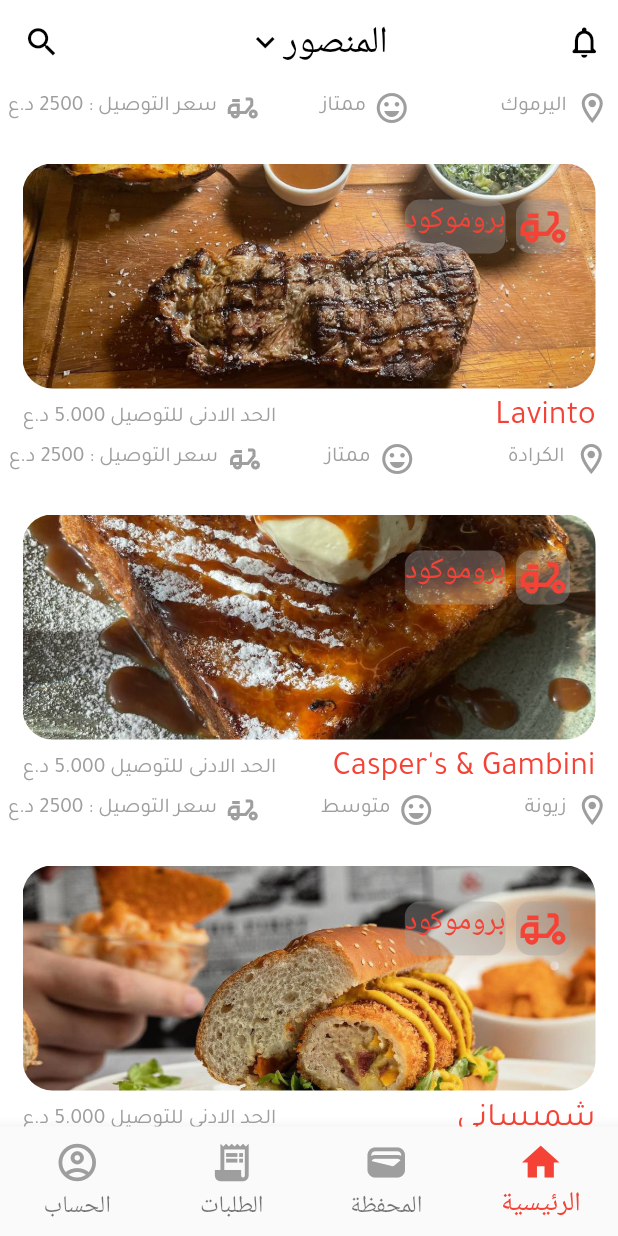
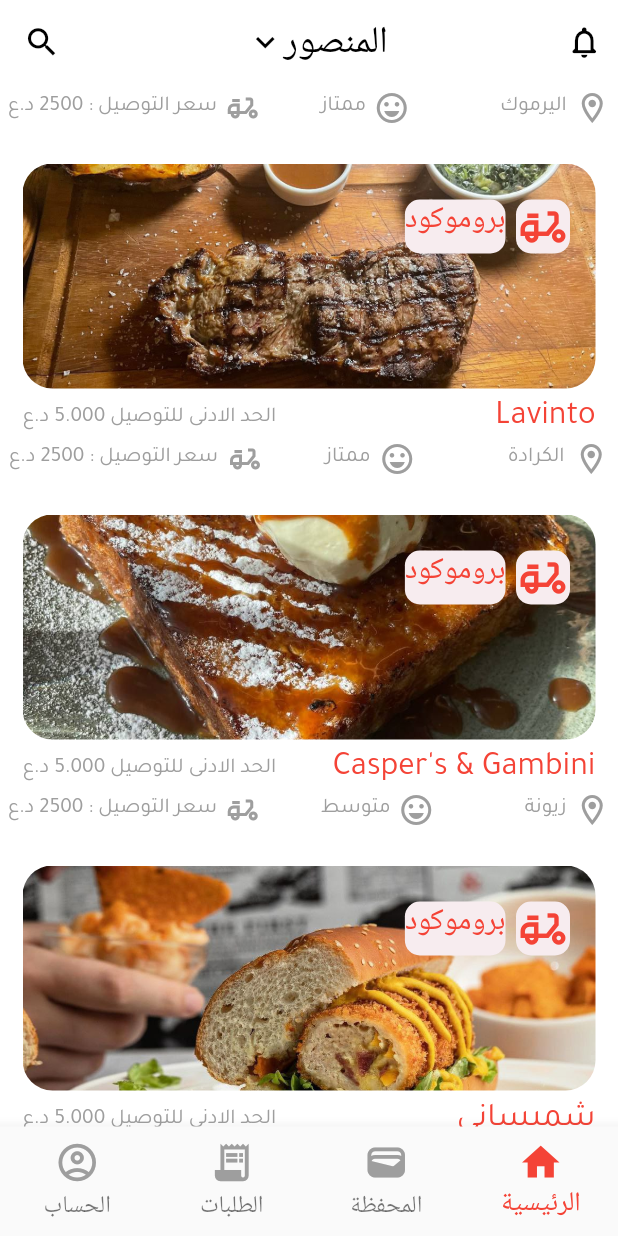
Before and after one commit to saluSelo/Talabatey_clone, a Flutter app: the screen it shows after launch, scrolled down 576 dp, on a phone screen of 412 x 824 dp. Run offline on Flutter 3.47's test engine with Material 2 defaults, Android fonts, the phone set to English and light mode, and no system bars; missing offline and left inert: carousel_images.

Commit message:
change in container color

```diff
--- a/lib/Talabatey/TalabateyHome.dart
+++ b/lib/Talabatey/TalabateyHome.dart
@@ -288,7 +288,7 @@
                     width: 36,
                     height: 36,
                     decoration: BoxDecoration(
-                        color: Colors.grey.withOpacity(0.4),
+                        color: Color(0xFFf7ecef),
                         borderRadius: BorderRadius.circular(10)),
                     child: Icon(
                       Icons.delivery_dining_outlined,
@@ -302,7 +302,7 @@
                 child: Container(
                     height: 36,
                     decoration: BoxDecoration(
-                        color: Colors.grey.withOpacity(0.4),
+                        color: Color(0xFFf7ecef),
                         borderRadius: BorderRadius.circular(10)),
                     child: Text(
                       "بروموكود",
```
